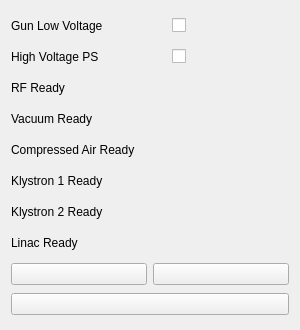
Before: the Qt Designer form src/widgets/linacOverview.ui in srgblnch/LinacGUI, drawn with Qt 5.
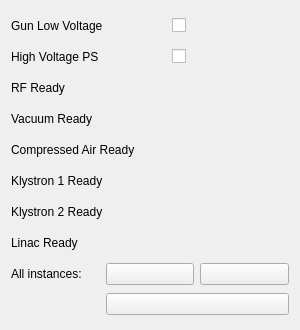
After: the same form once the commit is applied. Custom widgets are drawn as their Qt base class.

Commit message: addapt the RF attribute settings after their format modification. modify the magnet setpoint stepping. introduce a label in the linacOverview to info the meaning of the AllInstances buttons

The edit to the form file:
```diff
--- a/src/widgets/linacOverview.ui
+++ b/src/widgets/linacOverview.ui
@@ -14,7 +14,23 @@
    <string>Form</string>
   </property>
   <layout class="QGridLayout" name="gridLayout_2">
-   <item row="0" column="0" colspan="2">
+   <item row="1" column="1">
+    <widget class="TaurusCommandButton" name="moveLocal"/>
+   </item>
+   <item row="1" column="2">
+    <widget class="TaurusCommandButton" name="moveRemote"/>
+   </item>
+   <item row="2" column="1" colspan="2">
+    <widget class="TaurusCommandButton" name="resetInstance"/>
+   </item>
+   <item row="1" column="0">
+    <widget class="QLabel" name="AllInstancesLocationLabel">
+     <property name="text">
+      <string>All instances:</string>
+     </property>
+    </widget>
+   </item>
+   <item row="0" column="0" colspan="3">
     <layout class="QGridLayout" name="overviewLayout">
      <item row="6" column="0">
       <widget class="QLabel" name="klystron2Label">
@@ -237,15 +253,6 @@
      </item>
     </layout>
    </item>
-   <item row="1" column="1">
-    <widget class="TaurusCommandButton" name="moveRemote"/>
-   </item>
-   <item row="1" column="0">
-    <widget class="TaurusCommandButton" name="moveLocal"/>
-   </item>
-   <item row="2" column="0" colspan="2">
-    <widget class="TaurusCommandButton" name="resetInstance"/>
-   </item>
   </layout>
  </widget>
  <customwidgets>
```
The commit also changes 3 other files.
